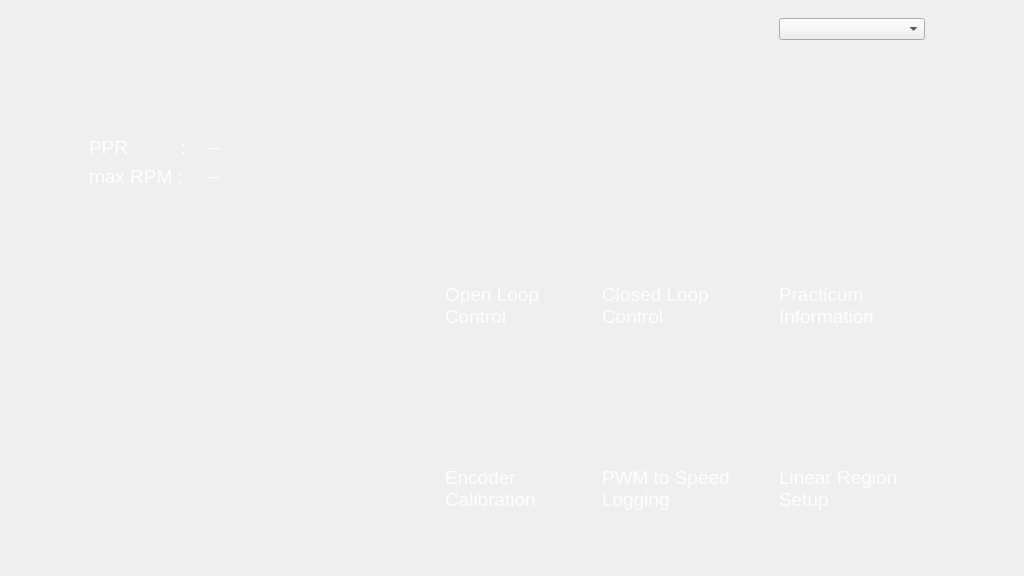
Before: the Qt Designer form pythonreader/ui/main.ui in DickyOsmondSieliewangi/Motor, drawn with Qt 5.
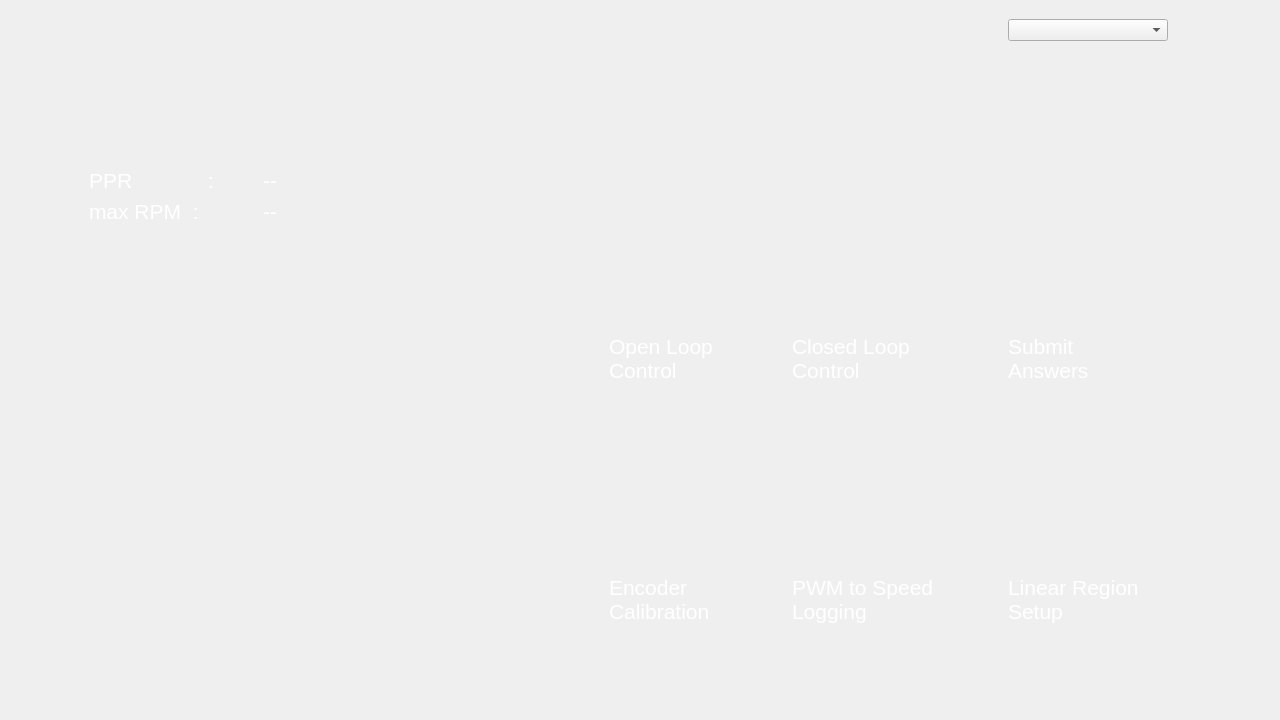
After: the same form once the commit is applied. Icons and pictures are not drawn.

```diff
--- a/pythonreader/ui/main.ui
+++ b/pythonreader/ui/main.ui
@@ -6,8 +6,8 @@
    <rect>
     <x>0</x>
     <y>0</y>
-    <width>1024</width>
-    <height>576</height>
+    <width>1280</width>
+    <height>720</height>
    </rect>
   </property>
   <property name="sizePolicy">
@@ -18,14 +18,14 @@
   </property>
   <property name="minimumSize">
    <size>
-    <width>1024</width>
-    <height>576</height>
+    <width>1280</width>
+    <height>720</height>
    </size>
   </property>
   <property name="maximumSize">
    <size>
-    <width>1024</width>
-    <height>576</height>
+    <width>1280</width>
+    <height>720</height>
    </size>
   </property>
   <property name="windowTitle">
@@ -59,7 +59,7 @@
         <property name="sizeHint" stdset="0">
          <size>
           <width>20</width>
-          <height>127</height>
+          <height>159</height>
          </size>
         </property>
        </spacer>
@@ -94,11 +94,11 @@
             </property>
             <property name="styleSheet">
              <string notr="true">font-family: &quot;Iceland&quot;;
-font-size: 14pt;
+font-size: 16pt;
 color: rgb(255, 255, 255);</string>
             </property>
             <property name="text">
-             <string>PPR          :</string>
+             <string>PPR             :</string>
             </property>
            </widget>
           </item>
@@ -106,11 +106,11 @@
            <widget class="QLabel" name="label_2">
             <property name="styleSheet">
              <string notr="true">font-family: &quot;Iceland&quot;;
-font-size: 14pt;
+font-size: 16pt;
 color: rgb(255, 255, 255);</string>
             </property>
             <property name="text">
-             <string>max RPM :</string>
+             <string>max RPM  :</string>
             </property>
            </widget>
           </item>
@@ -122,13 +122,22 @@
               <verstretch>0</verstretch>
              </sizepolicy>
             </property>
+            <property name="minimumSize">
+             <size>
+              <width>100</width>
+              <height>0</height>
+             </size>
+            </property>
             <property name="styleSheet">
              <string notr="true">font-family: &quot;Iceland&quot;;
-font-size: 14pt;
+font-size: 16pt;
 color: rgb(255, 255, 255);</string>
             </property>
             <property name="text">
-             <string>   --   </string>
+             <string>--</string>
+            </property>
+            <property name="alignment">
+             <set>Qt::AlignCenter</set>
             </property>
            </widget>
           </item>
@@ -140,13 +149,22 @@
               <verstretch>0</verstretch>
              </sizepolicy>
             </property>
+            <property name="minimumSize">
+             <size>
+              <width>100</width>
+              <height>0</height>
+             </size>
+            </property>
             <property name="styleSheet">
              <string notr="true">font-family: &quot;Iceland&quot;;
-font-size: 14pt;
+font-size: 16pt;
 color: rgb(255, 255, 255);</string>
             </property>
             <property name="text">
-             <string>   --   </string>
+             <string>--</string>
+            </property>
+            <property name="alignment">
+             <set>Qt::AlignCenter</set>
             </property>
            </widget>
           </item>
@@ -162,7 +180,7 @@
           </property>
           <property name="sizeHint" stdset="0">
            <size>
-            <width>202</width>
+            <width>283</width>
             <height>20</height>
            </size>
           </property>
@@ -181,29 +199,198 @@
         <property name="sizeHint" stdset="0">
          <size>
           <width>20</width>
-          <height>335</height>
+          <height>419</height>
          </size>
         </property>
        </spacer>
       </item>
      </layout>
     </item>
+    <item>
+     <spacer name="horizontalSpacer_12">
+      <property name="orientation">
+       <enum>Qt::Horizontal</enum>
+      </property>
+      <property name="sizeHint" stdset="0">
+       <size>
+        <width>40</width>
+        <height>20</height>
+       </size>
+      </property>
+     </spacer>
+    </item>
     <item>
      <layout class="QGridLayout" name="gridLayout_3">
-      <item row="2" column="3">
+      <item row="3" column="1">
+       <layout class="QHBoxLayout" name="horizontalLayout_5">
+        <item>
+         <widget class="QPushButton" name="olc">
+          <property name="sizePolicy">
+           <sizepolicy hsizetype="Fixed" vsizetype="Fixed">
+            <horstretch>0</horstretch>
+            <verstretch>0</verstretch>
+           </sizepolicy>
+          </property>
+          <property name="minimumSize">
+           <size>
+            <width>135</width>
+            <height>135</height>
+           </size>
+          </property>
+          <property name="styleSheet">
+           <string notr="true">QPushButton {
+    border-image: url(:/main/olc.png);
+    border: 2px solid transparent;  /* Invisible border to maintain size */
+    border-radius: 8px;  /* Rounded corners */
+}
+
+QPushButton:hover {
+    border-image: url(:/main/olc.png);
+	background-color: rgb(255, 255, 0);
+    border-radius: 8px;  /* Rounded corners */
+}
+
+QPushButton:pressed {
+    border-image: url(:/main/olclck.png);
+	background-color: none;
+    border-radius: 8px;  /* Rounded corners */
+}</string>
+          </property>
+          <property name="text">
+           <string/>
+          </property>
+         </widget>
+        </item>
+        <item>
+         <spacer name="horizontalSpacer_7">
+          <property name="orientation">
+           <enum>Qt::Horizontal</enum>
+          </property>
+          <property name="sizeType">
+           <enum>QSizePolicy::Minimum</enum>
+          </property>
+          <property name="sizeHint" stdset="0">
+           <size>
+            <width>22</width>
+            <height>20</height>
+           </size>
+          </property>
+         </spacer>
+        </item>
+       </layout>
+      </item>
+      <item row="3" column="4">
+       <spacer name="horizontalSpacer_4">
+        <property name="orientation">
+         <enum>Qt::Horizontal</enum>
+        </property>
+        <property name="sizeType">
+         <enum>QSizePolicy::MinimumExpanding</enum>
+        </property>
+        <property name="sizeHint" stdset="0">
+         <size>
+          <width>20</width>
+          <height>20</height>
+         </size>
+        </property>
+       </spacer>
+      </item>
+      <item row="4" column="1">
+       <widget class="QLabel" name="label_6">
+        <property name="styleSheet">
+         <string notr="true">font-family: &quot;Iceland&quot;;
+font-size: 16pt;
+color: rgb(255, 255, 255);</string>
+        </property>
+        <property name="text">
+         <string>Open Loop Control</string>
+        </property>
+        <property name="wordWrap">
+         <bool>true</bool>
+        </property>
+       </widget>
+      </item>
+      <item row="7" column="5">
+       <widget class="QLabel" name="label_10">
+        <property name="styleSheet">
+         <string notr="true">font-family: &quot;Iceland&quot;;
+font-size: 16pt;
+color: rgb(255, 255, 255);</string>
+        </property>
+        <property name="text">
+         <string>Linear Region Setup</string>
+        </property>
+        <property name="wordWrap">
+         <bool>true</bool>
+        </property>
+       </widget>
+      </item>
+      <item row="2" column="1">
+       <spacer name="verticalSpacer">
+        <property name="orientation">
+         <enum>Qt::Vertical</enum>
+        </property>
+        <property name="sizeType">
+         <enum>QSizePolicy::Minimum</enum>
+        </property>
+        <property name="sizeHint" stdset="0">
+         <size>
+          <width>20</width>
+          <height>130</height>
+         </size>
+        </property>
+       </spacer>
+      </item>
+      <item row="1" column="6">
+       <layout class="QHBoxLayout" name="horizontalLayout_4">
+        <item>
+         <widget class="QLabel" name="statusIndicator">
+          <property name="minimumSize">
+           <size>
+            <width>30</width>
+            <height>30</height>
+           </size>
+          </property>
+          <property name="maximumSize">
+           <size>
+            <width>24</width>
+            <height>24</height>
+           </size>
+          </property>
+          <property name="styleSheet">
+           <string notr="true">QLabel#statusIndicator{
+	border-image: url(:/main/noSignal.png);
+}
+
+QLabel#statusIndicator[status=&quot;green&quot;] {
+	border-image: url(:/main/goodSignal.png);
+}
+
+QLabel#statusIndicator[status=&quot;red&quot;] {
+    border-image: url(:/main/noSignal.png); /* or a red icon */
+}</string>
+          </property>
+          <property name="text">
+           <string/>
+          </property>
+         </widget>
+        </item>
+       </layout>
+      </item>
+      <item row="3" column="3">
        <layout class="QHBoxLayout" name="horizontalLayout_2">
         <item>
          <widget class="QPushButton" name="clc">
           <property name="sizePolicy">
-           <sizepolicy hsizetype="MinimumExpanding" vsizetype="MinimumExpanding">
+           <sizepolicy hsizetype="Fixed" vsizetype="Fixed">
             <horstretch>0</horstretch>
             <verstretch>0</verstretch>
            </sizepolicy>
           </property>
           <property name="minimumSize">
            <size>
-            <width>96</width>
-            <height>96</height>
+            <width>135</width>
+            <height>135</height>
            </size>
           </property>
           <property name="styleSheet">
@@ -240,7 +427,139 @@
           </property>
           <property name="sizeHint" stdset="0">
            <size>
-            <width>50</width>
+            <width>22</width>
+            <height>20</height>
+           </size>
+          </property>
+         </spacer>
+        </item>
+       </layout>
+      </item>
+      <item row="1" column="1">
+       <spacer name="verticalSpacer_6">
+        <property name="orientation">
+         <enum>Qt::Vertical</enum>
+        </property>
+        <property name="sizeType">
+         <enum>QSizePolicy::Fixed</enum>
+        </property>
+        <property name="sizeHint" stdset="0">
+         <size>
+          <width>20</width>
+          <height>38</height>
+         </size>
+        </property>
+       </spacer>
+      </item>
+      <item row="6" column="3">
+       <layout class="QHBoxLayout" name="horizontalLayout_6">
+        <item>
+         <widget class="QPushButton" name="log">
+          <property name="sizePolicy">
+           <sizepolicy hsizetype="Fixed" vsizetype="Fixed">
+            <horstretch>0</horstretch>
+            <verstretch>0</verstretch>
+           </sizepolicy>
+          </property>
+          <property name="minimumSize">
+           <size>
+            <width>135</width>
+            <height>135</height>
+           </size>
+          </property>
+          <property name="styleSheet">
+           <string notr="true">QPushButton {
+    border-image: url(:/main/pwmspeed.png);
+    border: 2px solid transparent;  /* Invisible border to maintain size */
+    border-radius: 8px;  /* Rounded corners */
+}
+
+QPushButton:hover {
+    border-image: url(:/main/pwmspeed.png);
+	background-color: rgb(255, 255, 0);
+    border-radius: 8px;  /* Rounded corners */
+}
+
+QPushButton:pressed {
+    border-image: url(:/main/pwmclk.png);
+	background-color: none;
+    border-radius: 8px;  /* Rounded corners */
+}</string>
+          </property>
+          <property name="text">
+           <string/>
+          </property>
+         </widget>
+        </item>
+        <item>
+         <spacer name="horizontalSpacer_9">
+          <property name="orientation">
+           <enum>Qt::Horizontal</enum>
+          </property>
+          <property name="sizeType">
+           <enum>QSizePolicy::Preferred</enum>
+          </property>
+          <property name="sizeHint" stdset="0">
+           <size>
+            <width>22</width>
+            <height>20</height>
+           </size>
+          </property>
+         </spacer>
+        </item>
+       </layout>
+      </item>
+      <item row="6" column="5">
+       <layout class="QHBoxLayout" name="horizontalLayout_8">
+        <item>
+         <widget class="QPushButton" name="lrc">
+          <property name="sizePolicy">
+           <sizepolicy hsizetype="Fixed" vsizetype="Fixed">
+            <horstretch>0</horstretch>
+            <verstretch>0</verstretch>
+           </sizepolicy>
+          </property>
+          <property name="minimumSize">
+           <size>
+            <width>135</width>
+            <height>135</height>
+           </size>
+          </property>
+          <property name="styleSheet">
+           <string notr="true">QPushButton {
+    border-image: url(:/main/linear.png);
+    border: 2px solid transparent;  /* Invisible border to maintain size */
+    border-radius: 8px;  /* Rounded corners */
+}
+
+QPushButton:hover {
+    border-image: url(:/main/linear.png);
+	background-color: rgb(255, 255, 0);
+    border-radius: 8px;  /* Rounded corners */
+}
+
+QPushButton:pressed {
+    border-image: url(:/main/linearclk.png);
+	background-color: none;
+    border-radius: 8px;  /* Rounded corners */
+}</string>
+          </property>
+          <property name="text">
+           <string/>
+          </property>
+         </widget>
+        </item>
+        <item>
+         <spacer name="horizontalSpacer_10">
+          <property name="orientation">
+           <enum>Qt::Horizontal</enum>
+          </property>
+          <property name="sizeType">
+           <enum>QSizePolicy::Preferred</enum>
+          </property>
+          <property name="sizeHint" stdset="0">
+           <size>
+            <width>26</width>
             <height>20</height>
            </size>
           </property>
@@ -249,83 +568,99 @@
        </layout>
       </item>
       <item row="3" column="5">
+       <layout class="QHBoxLayout" name="horizontalLayout_7">
+        <item>
+         <widget class="QPushButton" name="sa">
+          <property name="sizePolicy">
+           <sizepolicy hsizetype="Fixed" vsizetype="Fixed">
+            <horstretch>0</horstretch>
+            <verstretch>0</verstretch>
+           </sizepolicy>
+          </property>
+          <property name="minimumSize">
+           <size>
+            <width>135</width>
+            <height>135</height>
+           </size>
+          </property>
+          <property name="styleSheet">
+           <string notr="true">QPushButton {
+    border-image: url(:/main/submit.png);
+    border: 2px solid transparent;  /* Invisible border to maintain size */
+    border-radius: 8px;  /* Rounded corners */
+}
+
+QPushButton:hover {
+    border-image: url(:/main/submit.png);
+	background-color: rgb(255, 255, 0);
+    border-radius: 8px;  /* Rounded corners */
+}
+
+QPushButton:pressed {
+    border-image: url(:/main/submitclk.png);
+	background-color: none;
+    border-radius: 8px;  /* Rounded corners */
+}</string>
+          </property>
+          <property name="text">
+           <string/>
+          </property>
+         </widget>
+        </item>
+        <item>
+         <spacer name="horizontalSpacer_8">
+          <property name="orientation">
+           <enum>Qt::Horizontal</enum>
+          </property>
+          <property name="sizeType">
+           <enum>QSizePolicy::Preferred</enum>
+          </property>
+          <property name="sizeHint" stdset="0">
+           <size>
+            <width>26</width>
+            <height>20</height>
+           </size>
+          </property>
+         </spacer>
+        </item>
+       </layout>
+      </item>
+      <item row="3" column="6">
+       <spacer name="horizontalSpacer_6">
+        <property name="orientation">
+         <enum>Qt::Horizontal</enum>
+        </property>
+        <property name="sizeType">
+         <enum>QSizePolicy::MinimumExpanding</enum>
+        </property>
+        <property name="sizeHint" stdset="0">
+         <size>
+          <width>97</width>
+          <height>20</height>
+         </size>
+        </property>
+       </spacer>
+      </item>
+      <item row="4" column="5">
        <widget class="QLabel" name="label_7">
         <property name="styleSheet">
          <string notr="true">font-family: &quot;Iceland&quot;;
-font-size: 14pt;
+font-size: 16pt;
 color: rgb(255, 255, 255);</string>
         </property>
         <property name="text">
-         <string>Practicum Information</string>
+         <string>Submit     Answers</string>
         </property>
         <property name="wordWrap">
          <bool>true</bool>
         </property>
        </widget>
       </item>
-      <item row="2" column="1">
-       <layout class="QHBoxLayout" name="horizontalLayout_5">
-        <item>
-         <widget class="QPushButton" name="olc">
-          <property name="sizePolicy">
-           <sizepolicy hsizetype="MinimumExpanding" vsizetype="MinimumExpanding">
-            <horstretch>0</horstretch>
-            <verstretch>0</verstretch>
-           </sizepolicy>
-          </property>
-          <property name="minimumSize">
-           <size>
-            <width>96</width>
-            <height>96</height>
-           </size>
-          </property>
-          <property name="styleSheet">
-           <string notr="true">QPushButton {
-    border-image: url(:/main/olc.png);
-    border: 2px solid transparent;  /* Invisible border to maintain size */
-    border-radius: 8px;  /* Rounded corners */
-}
-
-QPushButton:hover {
-    border-image: url(:/main/olc.png);
-	background-color: rgb(255, 255, 0);
-    border-radius: 8px;  /* Rounded corners */
-}
-
-QPushButton:pressed {
-    border-image: url(:/main/olclck.png);
-	background-color: none;
-    border-radius: 8px;  /* Rounded corners */
-}</string>
-          </property>
-          <property name="text">
-           <string/>
-          </property>
-         </widget>
-        </item>
-        <item>
-         <spacer name="horizontalSpacer_7">
-          <property name="orientation">
-           <enum>Qt::Horizontal</enum>
-          </property>
-          <property name="sizeType">
-           <enum>QSizePolicy::Preferred</enum>
-          </property>
-          <property name="sizeHint" stdset="0">
-           <size>
-            <width>40</width>
-            <height>20</height>
-           </size>
-          </property>
-         </spacer>
-        </item>
-       </layout>
-      </item>
-      <item row="6" column="1">
+      <item row="7" column="1">
        <widget class="QLabel" name="label_8">
         <property name="styleSheet">
          <string notr="true">font-family: &quot;Iceland&quot;;
-font-size: 14pt;
+font-size: 16pt;
 color: rgb(255, 255, 255);</string>
         </property>
         <property name="text">
@@ -337,39 +672,22 @@
        </widget>
       </item>
       <item row="4" column="3">
-       <spacer name="verticalSpacer_2">
-        <property name="orientation">
-         <enum>Qt::Vertical</enum>
+       <widget class="QLabel" name="label_5">
+        <property name="styleSheet">
+         <string notr="true">font-family: &quot;Iceland&quot;;
+font-size: 16pt;
+color: rgb(255, 255, 255);</string>
         </property>
-        <property name="sizeType">
-         <enum>QSizePolicy::Minimum</enum>
+        <property name="text">
+         <string>Closed Loop Control</string>
         </property>
-        <property name="sizeHint" stdset="0">
-         <size>
-          <width>20</width>
-          <height>30</height>
-         </size>
+        <property name="wordWrap">
+         <bool>true</bool>
         </property>
-       </spacer>
+       </widget>
       </item>
-      <item row="7" column="3">
-       <spacer name="verticalSpacer_3">
-        <property name="orientation">
-         <enum>Qt::Vertical</enum>
-        </property>
-        <property name="sizeType">
-         <enum>QSizePolicy::Minimum</enum>
-        </property>
-        <property name="sizeHint" stdset="0">
-         <size>
-          <width>20</width>
-          <height>56</height>
-         </size>
-        </property>
-       </spacer>
-      </item>
-      <item row="2" column="4">
-       <spacer name="horizontalSpacer_4">
+      <item row="3" column="2">
+       <spacer name="horizontalSpacer_3">
         <property name="orientation">
          <enum>Qt::Horizontal</enum>
         </property>
@@ -378,84 +696,26 @@
         </property>
         <property name="sizeHint" stdset="0">
          <size>
-          <width>25</width>
+          <width>20</width>
           <height>20</height>
          </size>
         </property>
        </spacer>
       </item>
-      <item row="2" column="5">
-       <layout class="QHBoxLayout" name="horizontalLayout_7">
-        <item>
-         <widget class="QPushButton" name="info">
-          <property name="sizePolicy">
-           <sizepolicy hsizetype="MinimumExpanding" vsizetype="MinimumExpanding">
-            <horstretch>0</horstretch>
-            <verstretch>0</verstretch>
-           </sizepolicy>
-          </property>
-          <property name="minimumSize">
-           <size>
-            <width>96</width>
-            <height>96</height>
-           </size>
-          </property>
-          <property name="styleSheet">
-           <string notr="true">QPushButton {
-    border-image: url(:/main/info.png);
-    border: 2px solid transparent;  /* Invisible border to maintain size */
-    border-radius: 8px;  /* Rounded corners */
-}
-
-QPushButton:hover {
-    border-image: url(:/main/info.png);
-	background-color: rgb(255, 255, 0);
-    border-radius: 8px;  /* Rounded corners */
-}
-
-QPushButton:pressed {
-    border-image: url(:/main/infoclk.png);
-	background-color: none;
-    border-radius: 8px;  /* Rounded corners */
-}</string>
-          </property>
-          <property name="text">
-           <string/>
-          </property>
-         </widget>
-        </item>
-        <item>
-         <spacer name="horizontalSpacer_8">
-          <property name="orientation">
-           <enum>Qt::Horizontal</enum>
-          </property>
-          <property name="sizeType">
-           <enum>QSizePolicy::Preferred</enum>
-          </property>
-          <property name="sizeHint" stdset="0">
-           <size>
-            <width>50</width>
-            <height>20</height>
-           </size>
-          </property>
-         </spacer>
-        </item>
-       </layout>
-      </item>
-      <item row="5" column="1">
+      <item row="6" column="1">
        <layout class="QHBoxLayout" name="horizontalLayout_9">
         <item>
          <widget class="QPushButton" name="encoder">
           <property name="sizePolicy">
-           <sizepolicy hsizetype="MinimumExpanding" vsizetype="MinimumExpanding">
+           <sizepolicy hsizetype="Fixed" vsizetype="Fixed">
             <horstretch>0</horstretch>
             <verstretch>0</verstretch>
            </sizepolicy>
           </property>
           <property name="minimumSize">
            <size>
-            <width>96</width>
-            <height>96</height>
+            <width>135</width>
+            <height>135</height>
            </size>
           </property>
           <property name="styleSheet">
@@ -488,11 +748,11 @@
            <enum>Qt::Horizontal</enum>
           </property>
           <property name="sizeType">
-           <enum>QSizePolicy::Preferred</enum>
+           <enum>QSizePolicy::Minimum</enum>
           </property>
           <property name="sizeHint" stdset="0">
            <size>
-            <width>40</width>
+            <width>22</width>
             <height>20</height>
            </size>
           </property>
@@ -500,220 +760,43 @@
         </item>
        </layout>
       </item>
-      <item row="2" column="2">
-       <spacer name="horizontalSpacer_3">
+      <item row="8" column="3">
+       <spacer name="verticalSpacer_3">
         <property name="orientation">
-         <enum>Qt::Horizontal</enum>
+         <enum>Qt::Vertical</enum>
         </property>
         <property name="sizeType">
-         <enum>QSizePolicy::MinimumExpanding</enum>
-        </property>
-        <property name="sizeHint" stdset="0">
-         <size>
-          <width>55</width>
-          <height>20</height>
-         </size>
-        </property>
-       </spacer>
-      </item>
-      <item row="2" column="6">
-       <spacer name="horizontalSpacer_6">
-        <property name="orientation">
-         <enum>Qt::Horizontal</enum>
-        </property>
-        <property name="sizeType">
          <enum>QSizePolicy::Minimum</enum>
         </property>
         <property name="sizeHint" stdset="0">
          <size>
-          <width>84</width>
-          <height>20</height>
+          <width>20</width>
+          <height>80</height>
          </size>
         </property>
        </spacer>
       </item>
-      <item row="3" column="3">
-       <widget class="QLabel" name="label_5">
-        <property name="styleSheet">
-         <string notr="true">font-family: &quot;Iceland&quot;;
-font-size: 14pt;
-color: rgb(255, 255, 255);</string>
-        </property>
-        <property name="text">
-         <string>Closed Loop Control</string>
-        </property>
-        <property name="wordWrap">
-         <bool>true</bool>
-        </property>
-       </widget>
-      </item>
-      <item row="5" column="5">
-       <layout class="QHBoxLayout" name="horizontalLayout_8">
-        <item>
-         <widget class="QPushButton" name="lrc">
-          <property name="sizePolicy">
-           <sizepolicy hsizetype="MinimumExpanding" vsizetype="MinimumExpanding">
-            <horstretch>0</horstretch>
-            <verstretch>0</verstretch>
-           </sizepolicy>
-          </property>
-          <property name="minimumSize">
-           <size>
-            <width>96</width>
-            <height>96</height>
-           </size>
-          </property>
-          <property name="styleSheet">
-           <string notr="true">QPushButton {
-    border-image: url(:/main/linear.png);
-    border: 2px solid transparent;  /* Invisible border to maintain size */
-    border-radius: 8px;  /* Rounded corners */
-}
-
-QPushButton:hover {
-    border-image: url(:/main/linear.png);
-	background-color: rgb(255, 255, 0);
-    border-radius: 8px;  /* Rounded corners */
-}
-
-QPushButton:pressed {
-    border-image: url(:/main/linearclk.png);
-	background-color: none;
-    border-radius: 8px;  /* Rounded corners */
-}</string>
-          </property>
-          <property name="text">
-           <string/>
-          </property>
-         </widget>
-        </item>
-        <item>
-         <spacer name="horizontalSpacer_10">
-          <property name="orientation">
-           <enum>Qt::Horizontal</enum>
-          </property>
-          <property name="sizeType">
-           <enum>QSizePolicy::Minimum</enum>
-          </property>
-          <property name="sizeHint" stdset="0">
-           <size>
-            <width>50</width>
-            <height>20</height>
-           </size>
-          </property>
-         </spacer>
-        </item>
-       </layout>
-      </item>
-      <item row="6" column="5">
-       <widget class="QLabel" name="label_10">
-        <property name="styleSheet">
-         <string notr="true">font-family: &quot;Iceland&quot;;
-font-size: 14pt;
-color: rgb(255, 255, 255);</string>
-        </property>
-        <property name="text">
-         <string>Linear Region Setup</string>
-        </property>
-        <property name="wordWrap">
-         <bool>true</bool>
-        </property>
-       </widget>
-      </item>
-      <item row="3" column="1">
-       <widget class="QLabel" name="label_6">
-        <property name="styleSheet">
-         <string notr="true">font-family: &quot;Iceland&quot;;
-font-size: 14pt;
-color: rgb(255, 255, 255);</string>
-        </property>
-        <property name="text">
-         <string>Open Loop Control</string>
-        </property>
-        <property name="wordWrap">
-         <bool>true</bool>
-        </property>
-       </widget>
-      </item>
-      <item row="5" column="3">
-       <layout class="QHBoxLayout" name="horizontalLayout_6">
-        <item>
-         <widget class="QPushButton" name="log">
-          <property name="sizePolicy">
-           <sizepolicy hsizetype="MinimumExpanding" vsizetype="MinimumExpanding">
-            <horstretch>0</horstretch>
-            <verstretch>0</verstretch>
-           </sizepolicy>
-          </property>
-          <property name="minimumSize">
-           <size>
-            <width>96</width>
-            <height>96</height>
-           </size>
-          </property>
-          <property name="styleSheet">
-           <string notr="true">QPushButton {
-    border-image: url(:/main/pwmspeed.png);
-    border: 2px solid transparent;  /* Invisible border to maintain size */
-    border-radius: 8px;  /* Rounded corners */
-}
-
-QPushButton:hover {
-    border-image: url(:/main/pwmspeed.png);
-	background-color: rgb(255, 255, 0);
-    border-radius: 8px;  /* Rounded corners */
-}
-
-QPushButton:pressed {
-    border-image: url(:/main/pwmclk.png);
-	background-color: none;
-    border-radius: 8px;  /* Rounded corners */
-}</string>
-          </property>
-          <property name="text">
-           <string/>
-          </property>
-         </widget>
-        </item>
-        <item>
-         <spacer name="horizontalSpacer_9">
-          <property name="orientation">
-           <enum>Qt::Horizontal</enum>
-          </property>
-          <property name="sizeType">
-           <enum>QSizePolicy::Minimum</enum>
-          </property>
-          <property name="sizeHint" stdset="0">
-           <size>
-            <width>50</width>
-            <height>20</height>
-           </size>
-          </property>
-         </spacer>
-        </item>
-       </layout>
-      </item>
-      <item row="1" column="1">
-       <spacer name="verticalSpacer">
+      <item row="0" column="5">
+       <spacer name="verticalSpacer_7">
         <property name="orientation">
          <enum>Qt::Vertical</enum>
         </property>
         <property name="sizeType">
-         <enum>QSizePolicy::Minimum</enum>
+         <enum>QSizePolicy::Fixed</enum>
         </property>
         <property name="sizeHint" stdset="0">
          <size>
           <width>20</width>
-          <height>148</height>
+          <height>2</height>
          </size>
         </property>
        </spacer>
       </item>
-      <item row="6" column="3">
+      <item row="7" column="3">
        <widget class="QLabel" name="label_9">
         <property name="styleSheet">
          <string notr="true">font-family: &quot;Iceland&quot;;
-font-size: 14pt;
+font-size: 16pt;
 color: rgb(255, 255, 255);</string>
         </property>
         <property name="text">
@@ -724,65 +807,41 @@
         </property>
        </widget>
       </item>
-      <item row="0" column="1">
-       <spacer name="verticalSpacer_6">
+      <item row="5" column="3">
+       <spacer name="verticalSpacer_2">
         <property name="orientation">
          <enum>Qt::Vertical</enum>
         </property>
         <property name="sizeType">
-         <enum>QSizePolicy::Fixed</enum>
+         <enum>QSizePolicy::Minimum</enum>
         </property>
         <property name="sizeHint" stdset="0">
          <size>
           <width>20</width>
-          <height>40</height>
+          <height>30</height>
          </size>
         </property>
        </spacer>
       </item>
-      <item row="0" column="5">
+      <item row="1" column="5">
        <widget class="QComboBox" name="ports">
+        <property name="sizePolicy">
+         <sizepolicy hsizetype="Preferred" vsizetype="Fixed">
+          <horstretch>0</horstretch>
+          <verstretch>0</verstretch>
+         </sizepolicy>
+        </property>
+        <property name="minimumSize">
+         <size>
+          <width>0</width>
+          <height>0</height>
+         </size>
+        </property>
         <property name="currentText">
          <string/>
         </property>
        </widget>
       </item>
-      <item row="0" column="6">
-       <layout class="QHBoxLayout" name="horizontalLayout_4">
-        <item>
-         <widget class="QLabel" name="statusIndicator">
-          <property name="minimumSize">
-           <size>
-            <width>24</width>
-            <height>24</height>
-           </size>
-          </property>
-          <property name="maximumSize">
-           <size>
-            <width>24</width>
-            <height>24</height>
-           </size>
-          </property>
-          <property name="styleSheet">
-           <string notr="true">QLabel#statusIndicator{
-	border-image: url(:/main/noSignal.png);
-}
-
-QLabel#statusIndicator[status=&quot;green&quot;] {
-	border-image: url(:/main/goodSignal.png);
-}
-
-QLabel#statusIndicator[status=&quot;red&quot;] {
-    border-image: url(:/main/noSignal.png); /* or a red icon */
-}</string>
-          </property>
-          <property name="text">
-           <string/>
-          </property>
-         </widget>
-        </item>
-       </layout>
-      </item>
      </layout>
     </item>
    </layout>
```
